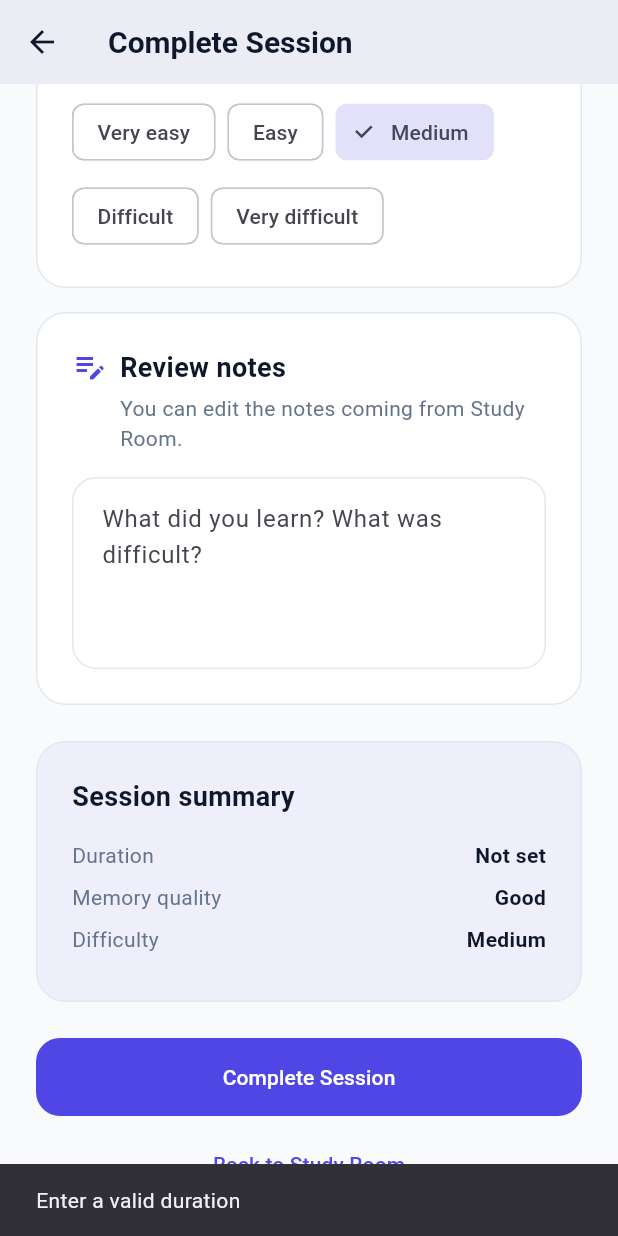
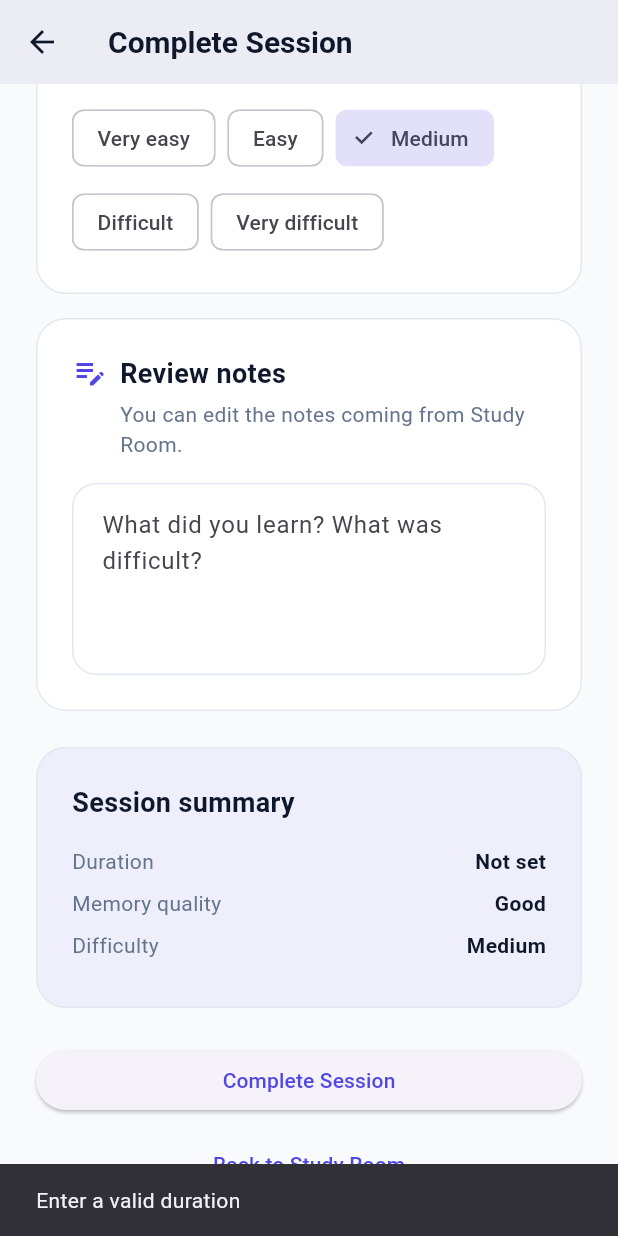
Before and after one commit to ethemserce/mentorax_mobile, a Flutter app: the CompleteSessionPage screen opened directly with empty values, scrolled down 1152 dp, after a tap on "Complete Session", on a phone screen of 412 x 824 dp. Run offline on Flutter 3.47's test engine with Material 3 defaults, Android fonts, the phone set to English and light mode, and no system bars; our stand-ins replace dio, firebase_messaging, flutter_local_notifications, flutter_riverpod, flutter_secure_storage, go_router and 1 more; accounts and stored records are empty.

Commit message:
Stabilize session flow mobile checks

```diff
--- a/lib/features/study_plans/data/models/material_chunk_model.dart
+++ b/lib/features/study_plans/data/models/material_chunk_model.dart
@@ -35,7 +35,7 @@
     );
   }
 
-  get characterCount => null;
+  int? get characterCount => null;
 
-  get isGeneratedByAI => null;
+  bool? get isGeneratedByAI => null;
 }
--- a/lib/features/study_sessions/presentation/pages/complete_session_page.dart
+++ b/lib/features/study_sessions/presentation/pages/complete_session_page.dart
@@ -9,7 +9,6 @@
 
 import '../../../../core/constants/app_colors.dart';
 import '../../../../core/constants/app_spacing.dart';
-import '../../../../shared/widgets/app_primary_button.dart';
 import '../../../dashboard/data/models/next_session_model.dart';
 import '../providers/study_session_providers.dart';
 
@@ -42,9 +41,7 @@
   void initState() {
     super.initState();
 
-    _notesController = TextEditingController(
-      text: widget.initialNotes ?? '',
-    );
+    _notesController = TextEditingController(text: widget.initialNotes ?? '');
 
     final elapsed = widget.elapsedSeconds ?? 0;
 
@@ -114,11 +111,52 @@
   }
 
   Future<void> _completeSession() async {
-    final duration = _durationMinutes();
+    if (_isSubmitting) return;
+
+    final duration = int.tryParse(_durationController.text.trim());
 
     if (duration == null || duration <= 0) {
-      ScaffoldMessenger.of(context).showSnackBar(
-        const SnackBar(content: Text('Enter a valid duration')),
+      ScaffoldMessenger.of(
+        context,
+      ).showSnackBar(const SnackBar(content: Text('Enter a valid duration')));
+      return;
+    }
+
+    final expectedMinutes = widget.session.estimatedMinutes <= 0
+        ? 1
+        : widget.session.estimatedMinutes;
+
+    var minimumRequiredMinutes = (expectedMinutes * 0.5).ceil();
+
+    if (minimumRequiredMinutes > 5) {
+      minimumRequiredMinutes = 5;
+    }
+
+    if (minimumRequiredMinutes < 1) {
+      minimumRequiredMinutes = 1;
+    }
+
+    if (duration < minimumRequiredMinutes) {
+      await showDialog<void>(
+        context: context,
+        builder: (dialogContext) {
+          return AlertDialog(
+            title: const Text('Continue studying'),
+            content: Text(
+              'You studied for only $duration minute(s). '
+              'This session is planned for about $expectedMinutes minute(s). '
+              'Please continue a little more before completing it.',
+            ),
+            actions: [
+              TextButton(
+                onPressed: () {
+                  Navigator.of(dialogContext).pop();
+                },
+                child: const Text('Go back'),
+              ),
+            ],
+          );
+        },
       );
       return;
     }
@@ -128,7 +166,9 @@
     });
 
     try {
-      await ref.read(sessionDashboardRepositoryProvider).completeSession(
+      await ref
+          .read(sessionDashboardRepositoryProvider)
+          .completeSession(
             sessionId: widget.session.sessionId,
             qualityScore: _qualityScore,
             difficultyScore: _difficultyScore,
@@ -144,27 +184,31 @@
 
       ref.read(sessionTimerProvider.notifier).reset();
 
-      ref.read(appRefreshControllerProvider).refreshAfterSessionCompleted(
+      ref
+          .read(appRefreshControllerProvider)
+          .refreshAfterSessionCompleted(
             materialId: widget.session.materialId,
             planId: widget.session.studyPlanId,
           );
 
       try {
-        final refreshedNextSession = await ref.refresh(nextSessionProvider.future);
+        final refreshedNextSession = await ref.refresh(
+          nextSessionProvider.future,
+        );
         await StudyReminderService.instance.scheduleForNextSession(
           refreshedNextSession,
         );
       } catch (_) {
-        // There may be no next session after completion.
+        // New next session may not exist.
       }
 
       final updatedProgress = await ref.refresh(progressSummaryProvider.future);
 
       if (!mounted) return;
 
-      ScaffoldMessenger.of(context).showSnackBar(
-        const SnackBar(content: Text('Session completed')),
-      );
+      ScaffoldMessenger.of(
+        context,
+      ).showSnackBar(const SnackBar(content: Text('Session completed')));
 
       context.go(
         '/session-success',
@@ -175,21 +219,11 @@
         },
       );
     } catch (e) {
- if (!mounted) return;
+      if (!mounted) return;
 
-  final message = e.toString();
-
-  ScaffoldMessenger.of(context).showSnackBar(
-    SnackBar(content: Text(message)),
-  );
-
-  if (message.toLowerCase().contains('plan is no longer active') ||
-      message.toLowerCase().contains('study_plan_not_active')) {
-    ref.read(appRefreshControllerProvider).refreshAfterSessionCompleted();
-    ref.invalidate(nextSessionProvider);
-
-    context.go('/dashboard');
-  }
+      ScaffoldMessenger.of(
+        context,
+      ).showSnackBar(SnackBar(content: Text(e.toString())));
     } finally {
       if (mounted) {
         setState(() {
@@ -224,9 +258,7 @@
 
     return Scaffold(
       backgroundColor: AppColors.background,
-      appBar: AppBar(
-        title: const Text('Complete Session'),
-      ),
+      appBar: AppBar(title: const Text('Complete Session')),
       body: SafeArea(
         child: ListView(
           padding: const EdgeInsets.all(AppSpacing.lg),
@@ -274,7 +306,8 @@
 
             _ScoreCard(
               title: 'How difficult was it?',
-              subtitle: 'Use this to tell the system how heavy this chunk felt.',
+              subtitle:
+                  'Use this to tell the system how heavy this chunk felt.',
               score: _difficultyScore,
               minScore: 1,
               maxScore: 5,
@@ -295,9 +328,7 @@
 
             const SizedBox(height: AppSpacing.md),
 
-            _NotesCard(
-              controller: _notesController,
-            ),
+            _NotesCard(controller: _notesController),
 
             const SizedBox(height: AppSpacing.lg),
 
@@ -309,10 +340,15 @@
 
             const SizedBox(height: AppSpacing.lg),
 
-            AppPrimaryButton(
-              text: 'Complete Session',
+            ElevatedButton(
               onPressed: _isSubmitting ? null : _completeSession,
-              isLoading: _isSubmitting,
+              child: _isSubmitting
+                  ? const SizedBox(
+                      width: 20,
+                      height: 20,
+                      child: CircularProgressIndicator(strokeWidth: 2),
+                    )
+                  : const Text('Complete Session'),
             ),
 
             const SizedBox(height: AppSpacing.sm),
@@ -350,7 +386,7 @@
             Container(
               padding: const EdgeInsets.all(AppSpacing.md),
               decoration: BoxDecoration(
-                color: AppColors.success.withOpacity(0.10),
+                color: AppColors.success.withValues(alpha: 0.10),
                 borderRadius: BorderRadius.circular(18),
               ),
               child: const Icon(
@@ -377,9 +413,7 @@
                     materialTitle,
                     maxLines: 2,
                     overflow: TextOverflow.ellipsis,
-                    style: const TextStyle(
-                      color: AppColors.textSecondary,
-                    ),
+                    style: const TextStyle(color: AppColors.textSecondary),
                   ),
                   const SizedBox(height: AppSpacing.md),
                   Wrap(
@@ -513,7 +547,7 @@
               width: double.infinity,
               padding: const EdgeInsets.all(AppSpacing.md),
               decoration: BoxDecoration(
-                color: AppColors.primary.withOpacity(0.08),
+                color: AppColors.primary.withValues(alpha: 0.08),
                 borderRadius: BorderRadius.circular(16),
               ),
               child: Row(
@@ -563,9 +597,7 @@
 class _NotesCard extends StatelessWidget {
   final TextEditingController controller;
 
-  const _NotesCard({
-    required this.controller,
-  });
+  const _NotesCard({required this.controller});
 
   @override
   Widget build(BuildContext context) {
@@ -611,7 +643,7 @@
   @override
   Widget build(BuildContext context) {
     return Card(
-      color: AppColors.primary.withOpacity(0.06),
+      color: AppColors.primary.withValues(alpha: 0.06),
       child: Padding(
         padding: const EdgeInsets.all(AppSpacing.lg),
         child: Column(
@@ -632,14 +664,8 @@
                   ? 'Not set'
                   : '$duration min',
             ),
-            _SummaryRow(
-              label: 'Memory quality',
-              value: qualityLabel,
-            ),
-            _SummaryRow(
-              label: 'Difficulty',
-              value: difficultyLabel,
-            ),
+            _SummaryRow(label: 'Memory quality', value: qualityLabel),
+            _SummaryRow(label: 'Difficulty', value: difficultyLabel),
           ],
         ),
       ),
@@ -663,10 +689,7 @@
     return Row(
       crossAxisAlignment: CrossAxisAlignment.start,
       children: [
-        Icon(
-          icon,
-          color: AppColors.primary,
-        ),
+        Icon(icon, color: AppColors.primary),
         const SizedBox(width: AppSpacing.sm),
         Expanded(
           child: Column(
@@ -683,9 +706,7 @@
               const SizedBox(height: AppSpacing.xs),
               Text(
                 subtitle,
-                style: const TextStyle(
-                  color: AppColors.textSecondary,
-                ),
+                style: const TextStyle(color: AppColors.textSecondary),
               ),
             ],
           ),
@@ -699,10 +720,7 @@
   final IconData icon;
   final String label;
 
-  const _InfoChip({
-    required this.icon,
-    required this.label,
-  });
+  const _InfoChip({required this.icon, required this.label});
 
   @override
   Widget build(BuildContext context) {
@@ -719,11 +737,7 @@
       child: Row(
         mainAxisSize: MainAxisSize.min,
         children: [
-          Icon(
-            icon,
-            size: 16,
-            color: AppColors.textSecondary,
-          ),
+          Icon(icon, size: 16, color: AppColors.textSecondary),
           const SizedBox(width: AppSpacing.xs),
           Text(
             label,
@@ -743,10 +757,7 @@
   final String label;
   final String value;
 
-  const _SummaryRow({
-    required this.label,
-    required this.value,
-  });
+  const _SummaryRow({required this.label, required this.value});
 
   @override
   Widget build(BuildContext context) {
@@ -757,9 +768,7 @@
           Expanded(
             child: Text(
               label,
-              style: const TextStyle(
-                color: AppColors.textSecondary,
-              ),
+              style: const TextStyle(color: AppColors.textSecondary),
             ),
           ),
           Text(
```
Also changed, not shown: lib/features/auth/presentation/providers/auth_state.dart (+6 -17 lines), lib/features/dashboard/presentation/pages/dashboard_page.dart (+55 -67 lines), lib/features/materials/presentation/pages/material_chunk_detail_page.dart (+26 -23 lines), lib/features/materials/presentation/pages/material_detail_page.dart (+21 -32 lines), lib/features/study_sessions/presentation/pages/session_success_page.dart (+5 -13 lines), lib/features/study_sessions/presentation/pages/study_room_page.dart (+15 -38 lines), lib/shared/widgets/app_empty_state.dart (+2 -6 lines), 1 other file.
